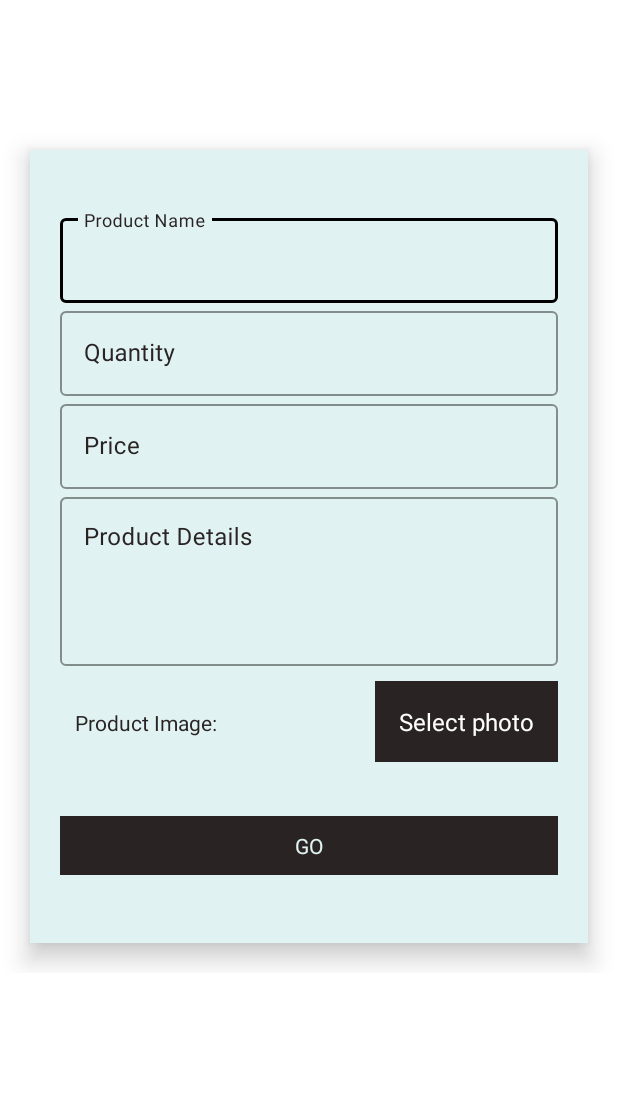
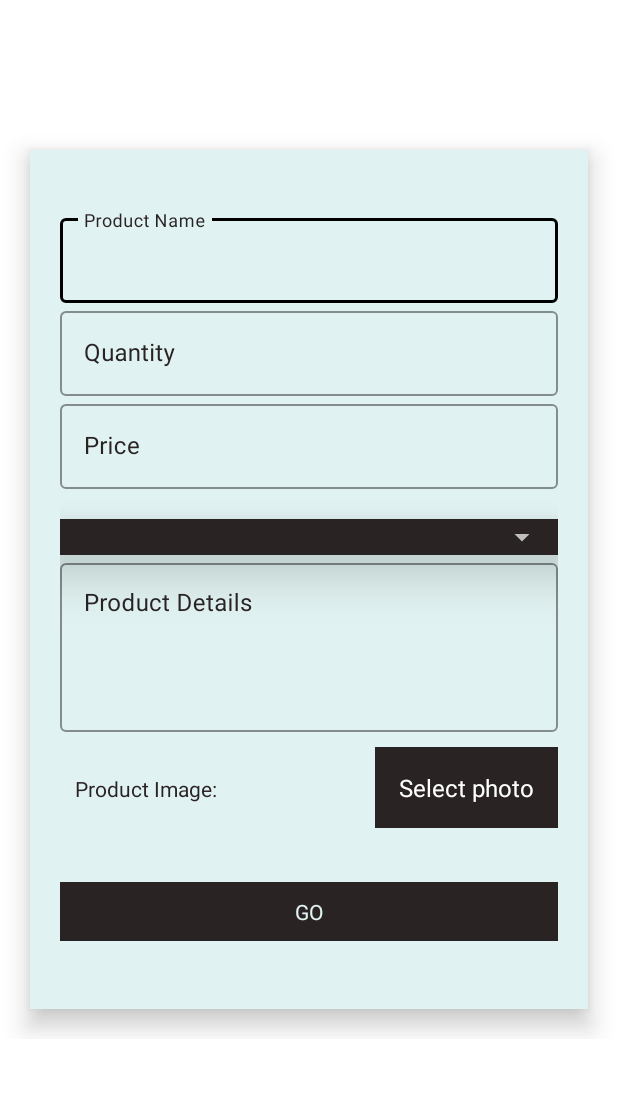
Before and after one commit to avijitacharjee/ReviveWastageApp, an Android app: the SellProduct screen opened directly, with no data from a screen before it, on a phone screen of 412 x 824 dp, the part 84-1181 px from its top. Run offline under Robolectric (Android 15) with nearby library versions, the phone set to English and light mode, and no system bars; our stand-ins replace Volley.

Commit message:
product repository

```diff
--- a/app/src/main/res/layout/activity_sell_product.xml
+++ b/app/src/main/res/layout/activity_sell_product.xml
@@ -91,7 +91,6 @@
                             app:boxStrokeColor="@color/black"
                             app:hintAnimationEnabled="true"
                             app:hintTextColor="@color/black_1">
-
                             <com.google.android.material.textfield.TextInputEditText
                                 android:id="@+id/price_edit_text"
                                 android:layout_width="match_parent"
@@ -100,6 +99,21 @@
                                 android:inputType="number"
                                 android:textColorHint="@color/black_1" />
                         </com.google.android.material.textfield.TextInputLayout>
+
+
+                        <LinearLayout
+                            android:layout_width="match_parent"
+                            android:layout_height="wrap_content"
+                            android:layout_marginTop="20dp"
+                            android:background="@color/black_1"
+                            android:elevation="20dp">
+
+                            <Spinner
+                                android:id="@+id/cat_spinner"
+                                android:layout_width="match_parent"
+                                android:layout_height="wrap_content" />
+
+                        </LinearLayout>
 
                         <com.google.android.material.textfield.TextInputLayout
                             style="@style/Widget.MaterialComponents.TextInputLayout.OutlinedBox"
```
Also changed, not shown: app/src/main/java/com/avijit/revivewastage/repository/ProductRepository.java (+20 -1 lines), app/src/main/java/com/avijit/revivewastage/viewmodel/SellProductViewModel.java (added, +28 -0 lines).
